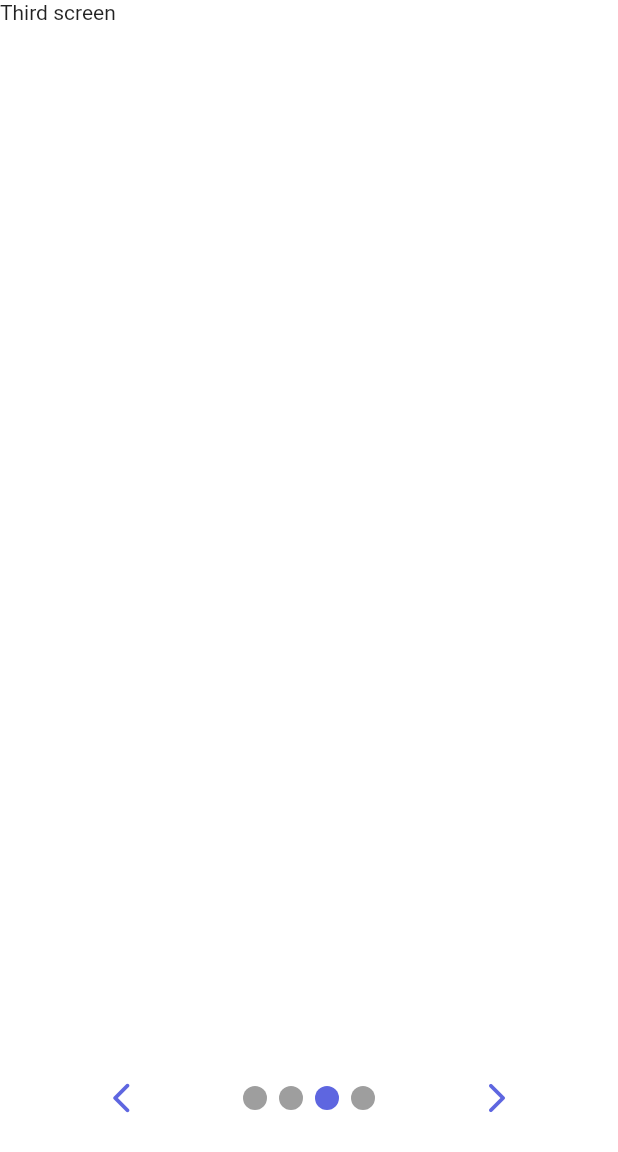
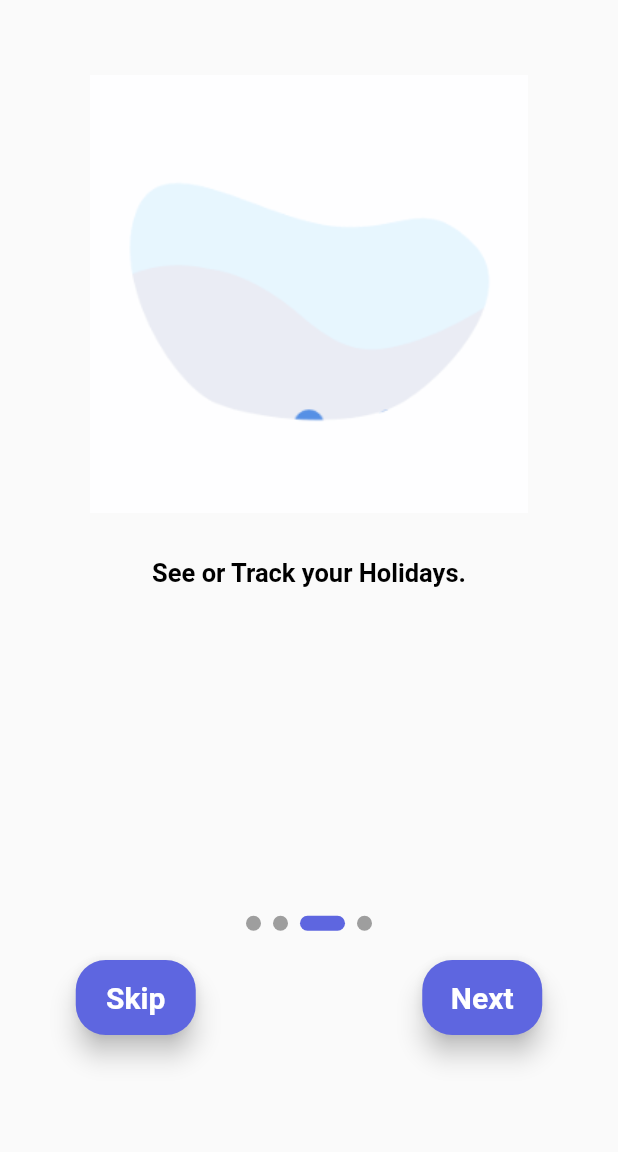
Before and after one commit to Anasdevs/Attendance-Management-System-2.0, a Flutter app: the screen it shows after launch, swiped to page 3, on a phone screen of 412 x 824 dp. Shown: the top 1152 px of the screen. Run offline on Flutter 3.47's test engine with Material 2 defaults, Android fonts, the phone set to English and light mode, and no system bars; drawn by our look-alikes of smooth_page_indicator; our stand-ins replace flutter_screenutil, lottie.

Commit message:
Update: Updates to Walkthrough screens

```diff
--- /dev/null
+++ b/app_code/attendance_management_system/lib/Walkthrough Screens/WalkthroughScreen.dart
@@ -0,0 +1,147 @@
+import 'package:attendance_management_system/Walkthrough%20Screens/firstScreen.dart';
+import 'package:attendance_management_system/Walkthrough%20Screens/fourthScreen.dart';
+import 'package:attendance_management_system/Walkthrough%20Screens/secondScreen.dart';
+import 'package:attendance_management_system/Walkthrough%20Screens/thirdScreen.dart';
+import 'package:flutter/material.dart';
+import 'package:smooth_page_indicator/smooth_page_indicator.dart';
+import 'package:flutter_screenutil/flutter_screenutil.dart';
+
+class walkthrough extends StatefulWidget {
+  const walkthrough({super.key});
+
+  @override
+  State<walkthrough> createState() => _walkthroughState();
+}
+
+class _walkthroughState extends State<walkthrough> {
+  //Controller defined to keep the track of pages
+  PageController _pagecontroller = PageController();
+
+  @override
+  Widget build(BuildContext context) {
+    return ScreenUtilInit(
+      designSize: const Size(414, 896),
+      splitScreenMode: true,
+      builder: (context, child) => Scaffold(
+        body: Stack(
+          children: [
+            PageView(
+              controller: _pagecontroller,
+              children: const [
+                firstScreen(),
+                secondScreen(),
+                thirdScreen(),
+                fourthScreen(),
+              ],
+            ),
+            Container(
+              // height: 10,
+              // width: 3,
+              alignment: Alignment(0, 0.5),
+              child:
+                  //     GestureDetector(
+                  //       onTap: () {
+                  //         _pagecontroller.previousPage(
+                  //           duration: Duration(milliseconds: 280),
+                  //           curve: Curves.linear,
+                  //         );
+                  //       },
+                  //       child: const Icon(
+                  //         Icons.arrow_back_ios_new_rounded,
+                  //         color: Color(0xFF5e66e0),
+                  //       ),
+                  //     ),
+                  SmoothPageIndicator(
+                controller: _pagecontroller,
+                count: 4,
+                effect: const ExpandingDotsEffect(
+                  dotHeight: 10,
+                  dotWidth: 10,
+                  activeDotColor: Color(0xFF5e66e0),
+                  // verticalOffset: 20,
+                ),
+              ),
+              //     GestureDetector(
+              //       onTap: () {
+              //         _pagecontroller.nextPage(
+              //           duration: Duration(milliseconds: 280),
+              //           curve: Curves.easeIn,
+              //         );
+              //       },
+              //       child: const Icon(
+              //         Icons.arrow_forward_ios_rounded,
+              //         color: Color(0xFF5e66e0),
+              //       ),
+              //     )
+              //   ],
+              // ),
+            ),
+            Padding(
+              padding: const EdgeInsets.only(top: 640),
+              child: Row(
+                mainAxisAlignment: MainAxisAlignment.spaceEvenly,
+                children: [
+                  SizedBox(
+                    height: 50,
+                    width: 80,
+                    child: ElevatedButton(
+                      style: ElevatedButton.styleFrom(
+                        backgroundColor: Color(0xFF5e66e0),
+                        elevation: 7,
+                        shape: RoundedRectangleBorder(
+                          borderRadius: BorderRadius.circular(20),
+                        ),
+                      ),
+                      onPressed: () {
+                        _pagecontroller.jumpToPage(3);
+                      },
+                      child: const Text(
+                        "Skip",
+                        style: TextStyle(
+                          // color: Color(0xFF5e66e0),
+                          color: Colors.white,
+                          fontWeight: FontWeight.bold,
+                          fontSize: 20,
+                        ),
+                      ),
+                    ),
+                  ),
+                  SizedBox(
+                    width: 50,
+                  ),
+                  SizedBox(
+                    height: 50,
+                    width: 80,
+                    child: ElevatedButton(
+                      style: ElevatedButton.styleFrom(
+                        backgroundColor: Color(0xFF5e66e0),
+                        elevation: 7,
+                        shape: RoundedRectangleBorder(
+                          borderRadius: BorderRadius.circular(20),
+                        ),
+                      ),
+                      onPressed: () {
+                        _pagecontroller.nextPage(
+                            duration: Duration(milliseconds: 200),
+                            curve: Curves.easeIn);
+                      },
+                      child: const Text(
+                        "Next",
+                        style: TextStyle(
+                          // color: Color(0xFF5e66e0),
+                          color: Colors.white,
+                          fontWeight: FontWeight.bold,
+                          fontSize: 20,
+                        ),
+                      ),
+                    ),
+                  ),
+                ],
+              ),
+            )
+          ],
+        ),
+      ),
+    );
+  }
+}
--- /dev/null
+++ b/app_code/attendance_management_system/lib/Walkthrough Screens/thirdScreen.dart
@@ -0,0 +1,49 @@
+import 'package:flutter/material.dart';
+
+class thirdScreen extends StatefulWidget {
+  const thirdScreen({super.key});
+
+  @override
+  State<thirdScreen> createState() => _thirdScreenState();
+}
+
+class _thirdScreenState extends State<thirdScreen> {
+  @override
+  Widget build(BuildContext context) {
+    return Scaffold(
+      body: SafeArea(
+        child: Center(
+          child: Column(
+            children: [
+              Padding(
+                padding: const EdgeInsets.only(top: 50, left: 60, right: 60),
+                child: Image.asset(
+                  'assets/images/3.gif',
+                  // scale: 0.59,
+                ),
+              ),
+              const SizedBox(
+                height: 30,
+              ),
+              RichText(
+                textAlign: TextAlign.center,
+                text: const TextSpan(
+                  children: [
+                    TextSpan(
+                      text: "See or Track your Holidays.",
+                      style: TextStyle(
+                        color: Colors.black,
+                        fontSize: 17,
+                        fontWeight: FontWeight.bold,
+                      ),
+                    ),
+                  ],
+                ),
+              ),
+            ],
+          ),
+        ),
+      ),
+    );
+  }
+}
--- a/app_code/attendance_management_system/lib/WalkthroughScreen.dart
+++ /dev/null
@@ -1,76 +0,0 @@
-import 'package:attendance_management_system/Walkthrough%20Screens/firstScreen.dart';
-import 'package:flutter/material.dart';
-import 'package:smooth_page_indicator/smooth_page_indicator.dart';
-import 'package:flutter_screenutil/flutter_screenutil.dart';
-
-class walkthrough extends StatefulWidget {
-  const walkthrough({super.key});
-
-  @override
-  State<walkthrough> createState() => _walkthroughState();
-}
-
-class _walkthroughState extends State<walkthrough> {
-  //Controller defined to keep the track of pages
-  PageController _pagecontroller = PageController();
-
-  @override
-  Widget build(BuildContext context) {
-    return ScreenUtilInit(
-      designSize: const Size(414, 896),
-      splitScreenMode: true,
-      builder: (context, child) => Scaffold(
-        body: Stack(
-          children: [
-            PageView(
-              controller: _pagecontroller,
-              children: [
-                firstScreen(),
-                // Container(
-                //   color: Colors.white,
-                //   child: Text("First screen"),
-                // ),
-                Container(
-                  color: Colors.white,
-                  child: Text("Second screen"),
-                ),
-                Container(
-                  color: Colors.white,
-                  child: Text("Third screen"),
-                ),
-                Container(
-                  color: Colors.white,
-                  child: Text("Fourth screen"),
-                ),
-              ],
-            ),
-            Container(
-              alignment: Alignment(0, 0.8),
-              child: Row(
-                mainAxisAlignment: MainAxisAlignment.spaceEvenly,
-                children: [
-                  const Icon(
-                    Icons.arrow_back_ios_new_rounded,
-                    color: Color(0xFF5e66e0),
-                  ),
-                  SmoothPageIndicator(
-                    controller: _pagecontroller,
-                    count: 4,
-                    effect: const JumpingDotEffect(
-                      activeDotColor: Color(0xFF5e66e0),
-                      // verticalOffset: 20,
-                    ),
-                  ),
-                  const Icon(
-                    Icons.arrow_forward_ios_rounded,
-                    color: Color(0xFF5e66e0),
-                  )
-                ],
-              ),
-            )
-          ],
-        ),
-      ),
-    );
-  }
-}
--- a/app_code/attendance_management_system/lib/main.dart
+++ b/app_code/attendance_management_system/lib/main.dart
@@ -1,5 +1,5 @@
 import 'package:attendance_management_system/LoginScreen.dart';
-import 'package:attendance_management_system/WalkthroughScreen.dart';
+import 'package:attendance_management_system/Walkthrough%20Screens/WalkthroughScreen.dart';
 import 'package:attendance_management_system/demoLogin.dart';
 import 'package:flutter/material.dart';
 
--- a/app_code/attendance_management_system/pubspec.yaml
+++ b/app_code/attendance_management_system/pubspec.yaml
@@ -63,7 +63,6 @@ flutter:
   # To add assets to your application, add an assets section, like this:
   assets:
     - assets/images/
-    - assets/screenshot/
     - assets/animations/
   #   - images/a_dot_ham.jpeg
 
```
Also changed, not shown: app_code/attendance_management_system/lib/Walkthrough Screens/firstScreen.dart (+19 -17 lines), app_code/attendance_management_system/lib/Walkthrough Screens/fourthScreen.dart (added, +49 -0 lines), app_code/attendance_management_system/lib/Walkthrough Screens/secondScreen.dart (added, +62 -0 lines), app_code/attendance_management_system/assets/images/1.gif (added), app_code/attendance_management_system/assets/images/1.png (added), app_code/attendance_management_system/assets/images/3.gif (added), app_code/attendance_management_system/assets/images/4.gif (added), 49 other files.
